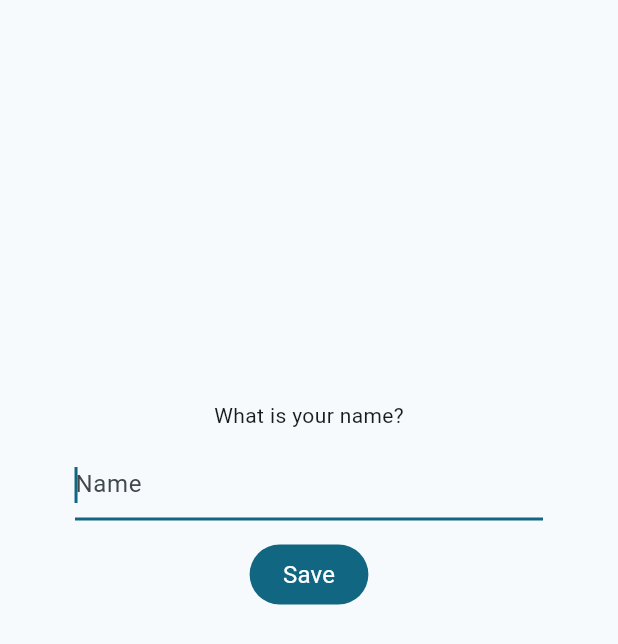
After one commit to rheeca/cbt-journal-app, a Flutter app: the EditUsernameScreen screen opened by its route, on a phone screen of 412 x 824 dp. The commit adds this screen. Shown: the top 644 px of the screen. Run offline on Flutter 3.47's test engine with Material 3 defaults, Android fonts, the phone set to English and light mode, and no system bars; our stand-ins replace drift, drift_flutter, firebase_auth, firebase_core, loading_animation_widget, logger and 1 more; missing offline and left inert: firebase_ui_auth, grpc, protobuf; accounts and stored records are empty; generated files the repository leaves out were written again; statements that could not run were skipped.

Commit message:
input username on sign up

```diff
--- a/app/lib/route_generator.dart
+++ b/app/lib/route_generator.dart
@@ -1,3 +1,4 @@
+import 'package:cbt_journal/user/edit_username.dart';
 import 'package:cbt_journal/user/sign_in_screen.dart';
 import 'package:cbt_journal/goals/create_goal.dart';
 import 'package:cbt_journal/goals/edit_goal_screen.dart';
@@ -55,6 +56,10 @@ class RouteGenerator {
           );
         }
         return _errorRoute();
+      case '/user/name/edit':
+        return MaterialPageRoute(
+          builder: (_) => const EditUsernameScreen(),
+        );
       case '/view-journal-entry':
         return MaterialPageRoute(
             builder: (_) => const ViewJournalEntryScreen());
--- /dev/null
+++ b/app/lib/user/edit_username.dart
@@ -0,0 +1,69 @@
+import 'package:cbt_journal/database/database.dart';
+import 'package:cbt_journal/models/model.dart';
+import 'package:cbt_journal/user/user_controller.dart';
+import 'package:flutter/material.dart';
+import 'package:watch_it/watch_it.dart';
+
+class EditUsernameScreen extends StatefulWidget {
+  const EditUsernameScreen({super.key});
+
+  @override
+  State<EditUsernameScreen> createState() => _EditUsernameScreenState();
+}
+
+class _EditUsernameScreenState extends State<EditUsernameScreen> {
+  late final TextEditingController controller;
+
+  @override
+  void initState() {
+    super.initState();
+    controller = TextEditingController();
+  }
+
+  @override
+  void dispose() {
+    controller.dispose();
+    super.dispose();
+  }
+
+  @override
+  Widget build(BuildContext context) {
+    return Scaffold(
+      body: Center(
+        child: Container(
+          padding: const EdgeInsets.symmetric(horizontal: 50.0),
+          child: Column(
+            mainAxisAlignment: MainAxisAlignment.center,
+            children: [
+              const Text('What is your name?'),
+              const SizedBox(height: 12.0),
+              TextField(
+                controller: controller,
+                autofocus: true,
+                maxLines: 1,
+                decoration: const InputDecoration(
+                  hintText: 'Name',
+                ),
+              ),
+              const SizedBox(height: 12.0),
+              FilledButton(
+                onPressed: () {
+                  UserModel? user = di<UserController>().currentUser;
+                  if (user != null) {
+                    user.displayName = controller.text;
+                    di<AppDatabase>().insertUser(user);
+                    Navigator.pushReplacementNamed(context, '/');
+                  } else {
+                    Navigator.pushReplacementNamed(context, '/auth/sign-in');
+                  }
+                },
+                child: const Text('Save'),
+              ),
+              const SizedBox(height: 150.0),
+            ],
+          ),
+        ),
+      ),
+    );
+  }
+}
```
Also changed, not shown: app/lib/user/sign_in_screen.dart (+12 -2 lines).
